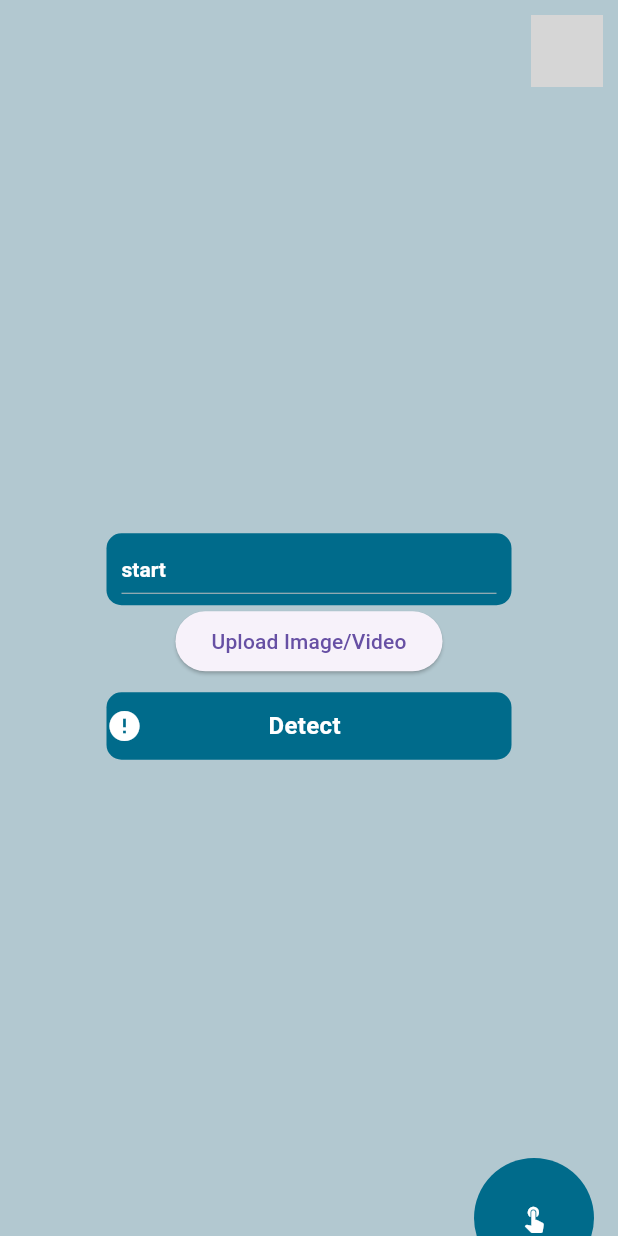
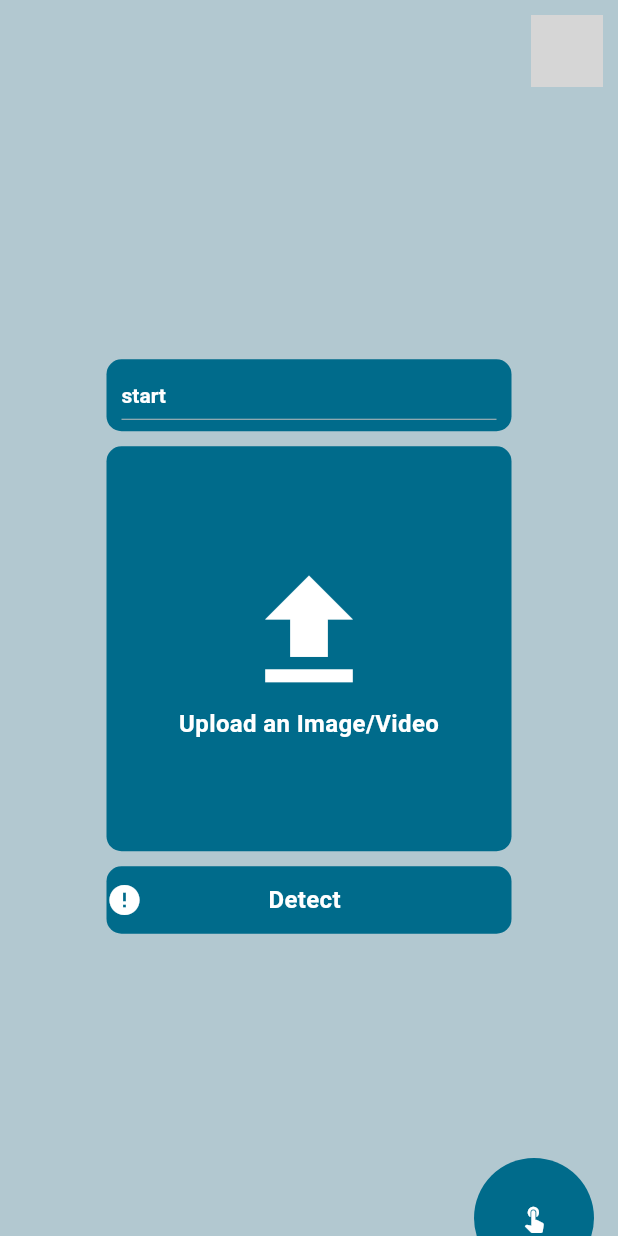
Before and after one commit to MohamaddMortada/AI-Front-End, a Flutter app: the screen it shows after launch, on a phone screen of 412 x 824 dp. Run offline on Flutter 3.47's test engine with Material 3 defaults, Android fonts, the phone set to English and light mode, and no system bars; our stand-ins replace flutter_secure_storage, get, image_picker; network calls fail; grey boxes are pictures that could not be loaded.

Commit message:
Adjusting images

```diff
--- a/lib/pages/detect.dart
+++ b/lib/pages/detect.dart
@@ -1,6 +1,7 @@
 import 'dart:convert';
 import 'dart:io';
 import 'package:front_end/widgets/gradient_line.dart';
+import 'package:front_end/widgets/upload.dart';
 import 'package:http/http.dart' as http;
 import 'package:flutter/material.dart';
 import 'package:image_picker/image_picker.dart';
@@ -146,11 +147,8 @@ class _DetectState extends State<Detect> {
                     },
                   ),
                 ),
-                if (_media != null) Image.file(_media!),
-                ElevatedButton(
-                  onPressed: _uploadMedia,
-                  child: Text('Upload Image/Video'),
-                ),
+                SizedBox(height: 10),
+                Upload(onTap: _uploadMedia, media:_media),
                 SizedBox(height: 10),
                 Main_Button(
                   text: 'Detect',
@@ -172,7 +170,7 @@ class _DetectState extends State<Detect> {
                     style:
                         TextStyle(color: const Color.fromARGB(255, 130, 9, 0)),
                   ),*/
-                //if (_result.isNotEmpty) Text(_result),
+                 //Text('$correctPercentage'),
                 Spacer(),
               ],
             ),
--- a/lib/widgets/upload.dart
+++ b/lib/widgets/upload.dart
@@ -1,7 +1,10 @@
+import 'dart:io';
+
 import 'package:flutter/material.dart';
 class Upload extends StatelessWidget {
 final VoidCallback onTap;
-  const Upload({required this.onTap});
+final File? media;
+  const Upload({required this.onTap, this.media});
 
   @override
   Widget build(BuildContext context) {
@@ -10,22 +13,29 @@ final VoidCallback onTap;
             onTap: onTap,
             child:Container(
       decoration: BoxDecoration(
+      image: media != null
+                  ? DecorationImage(
+                      image: FileImage(media!),
+                      fit: BoxFit.contain,
+                    )
+                  : null,
       color: Theme.of(context).primaryColor,
       borderRadius: BorderRadius.circular(10)
     ),
     width:270,
     height: 270,
-      child:const Column(
+      child: Column(
         mainAxisAlignment : MainAxisAlignment.center,
         crossAxisAlignment : CrossAxisAlignment.center,
         children: [
+          if(media == null)
             Icon(
                 Icons.upload,
                 size: 100,
                 color: Colors.white,
               ),
-
-            Text('Upload',
+            if(media == null)
+            Text('Upload an Image/Video',
             style: TextStyle(
               color: Colors.white,
               fontWeight: FontWeight.bold,
```
